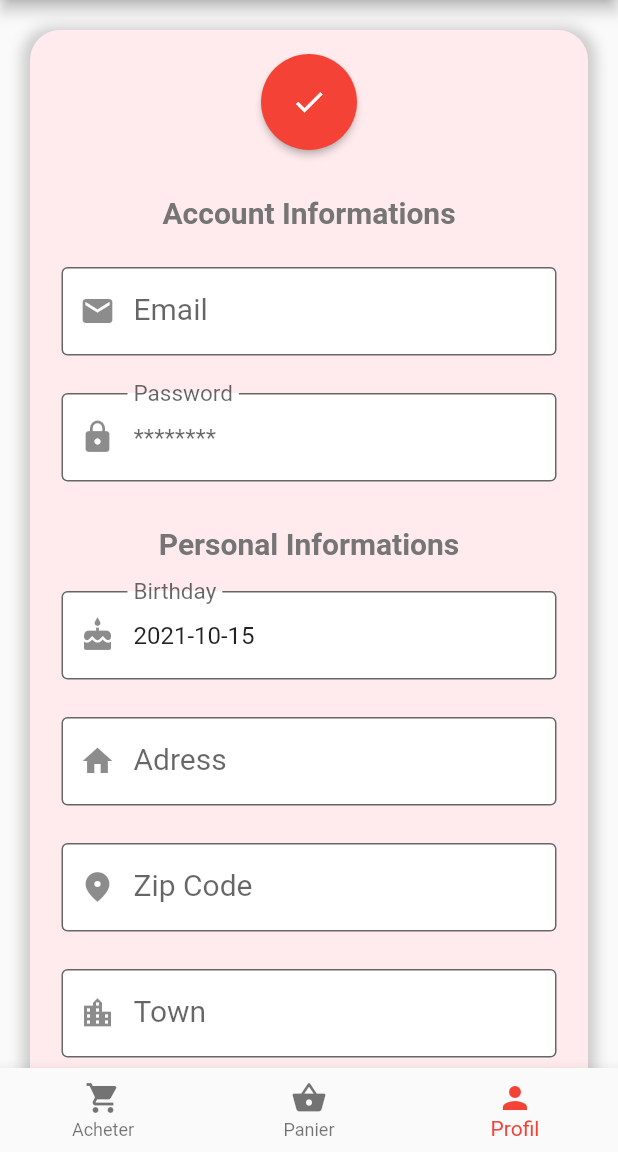
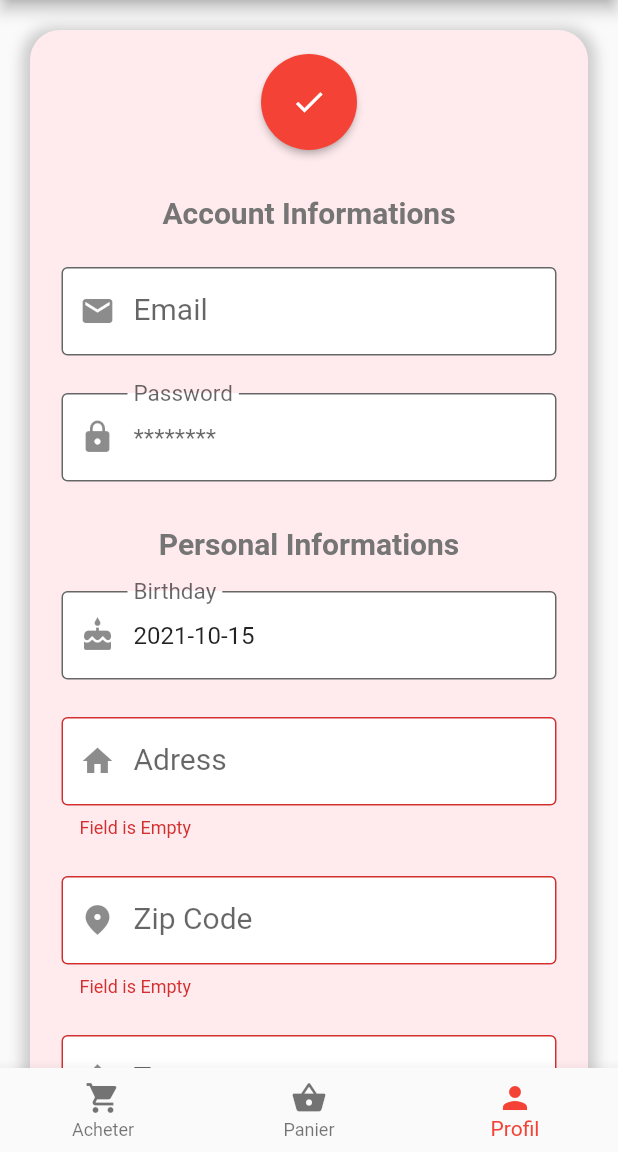
Before and after one commit to JBLOGNON/MIAGED-Flutter-Project-, a Flutter app: the HomePage screen opened directly, item 3 of the bottom bar chosen, after a tap on the "create" icon, on a phone screen of 412 x 824 dp, the part 84-1236 px from its top. Run offline on Flutter 3.47's test engine with Material 2 defaults, Android fonts, the phone set to English and light mode, and no system bars; our stand-ins replace cloud_firestore, firebase_auth, firebase_core; accounts and stored records are empty.

Commit message:
Fin MVP "Profile" + debut MVP "Achat"

```diff
--- a/lib/navigation/acheter.dart
+++ b/lib/navigation/acheter.dart
@@ -1,10 +1,38 @@
 import 'package:flutter/material.dart';
 
-class Acheter extends StatelessWidget {
+class Acheter extends StatefulWidget {
   const Acheter({Key? key}) : super(key: key);
 
   @override
+  __AcheterState createState() => __AcheterState();
+}
+
+class __AcheterState extends State<Acheter> {
+  @override
   Widget build(BuildContext context) {
-    return const Center(child: Text("Acheter"));
+    return GridView.count(
+      crossAxisCount: 1,
+      childAspectRatio: 2,
+      children: List.generate(50, (index) {
+        return Container(
+          padding: const EdgeInsets.all(16.0),
+          margin: const EdgeInsets.only(
+              top: 20.0, bottom: 15.0, left: 20.0, right: 20.0),
+          decoration: BoxDecoration(
+            borderRadius: BorderRadius.circular(20),
+            color: Colors.white,
+            boxShadow: [
+              BoxShadow(
+                color: Colors.grey.withOpacity(0.5),
+                spreadRadius: 5,
+                blurRadius: 7,
+                offset: const Offset(0, 3),
+              ),
+            ],
+          ),
+          //child: Card(),
+        );
+      }),
+    );
   }
 }
--- a/lib/navigation/home_page.dart
+++ b/lib/navigation/home_page.dart
@@ -25,7 +25,6 @@ class _HomePageState extends State<HomePage> {
   @override
   Widget build(BuildContext context) {
     return Scaffold(
-      resizeToAvoidBottomInset: false,
       appBar: AppBar(
         centerTitle: true,
         title: const Text("Miaged",
--- a/lib/navigation/profil.dart
+++ b/lib/navigation/profil.dart
@@ -2,6 +2,7 @@ import 'package:fake_vinted_app/navigation/login_page.dart';
 import 'package:firebase_auth/firebase_auth.dart';
 import 'package:cloud_firestore/cloud_firestore.dart';
 import 'package:flutter/material.dart';
+import 'package:flutter/services.dart';
 import 'package:intl/intl.dart';
 
 class Profil extends StatefulWidget {
@@ -13,6 +14,8 @@ class Profil extends StatefulWidget {
 
 class __ProfilState extends State<Profil> {
   bool profilEdit = false;
+
+  final _formKey = GlobalKey<FormState>();
 
   TextEditingController emailController = TextEditingController();
   TextEditingController passwordController = TextEditingController();
@@ -44,7 +47,6 @@ class __ProfilState extends State<Profil> {
       margin: const EdgeInsets.all(20.0),
       decoration: BoxDecoration(
         borderRadius: BorderRadius.circular(20),
-        //border: Border.all(color: Colors.red, width: 0.5),
         color: Colors.red[50],
         boxShadow: [
           BoxShadow(
@@ -55,17 +57,10 @@ class __ProfilState extends State<Profil> {
           ),
         ],
       ),
-      //child: SingleChildScrollView(
-      child: Column(
-        children: <Widget>[
-          Container(
       child: Column(
         children: <Widget>[
           _buildModificationButton(),
           _buildInformationField(),
-              ],
-            ),
-          ),
           Container(
             child: Column(
               children: <Widget>[
@@ -75,7 +70,6 @@ class __ProfilState extends State<Profil> {
           ),
         ],
       ),
-      //),
     );
   }
 
@@ -90,8 +84,10 @@ class __ProfilState extends State<Profil> {
                 if (profilEdit == false) {
                   profilEdit = true;
                 } else {
+                  if (_formKey.currentState!.validate()) {
                     saveProfilInformationToFirebase();
                     profilEdit = false;
+                  }
                 }
               });
             },
@@ -137,6 +133,11 @@ class __ProfilState extends State<Profil> {
         return Container(
           child: Column(
             children: <Widget>[
+              Form(
+                key: _formKey,
+                autovalidateMode: AutovalidateMode.always,
+                child: Column(
+                  children: [
                     const Padding(
                       padding: EdgeInsets.only(top: 15.0, bottom: 20.0),
                       child: Text(
@@ -150,7 +151,7 @@ class __ProfilState extends State<Profil> {
                     Container(
                       padding: const EdgeInsets.only(
                           top: 5.0, bottom: 20.0, left: 5.0, right: 5.0),
-                child: TextField(
+                      child: TextFormField(
                         controller: emailController,
                         readOnly: true,
                         decoration: const InputDecoration(
@@ -166,7 +167,7 @@ class __ProfilState extends State<Profil> {
                     Container(
                       padding: const EdgeInsets.only(
                           top: 5.0, bottom: 20.0, left: 5.0, right: 5.0),
-                child: TextField(
+                      child: TextFormField(
                         controller: passwordController,
                         enabled: profilEdit,
                         obscureText: true,
@@ -195,9 +196,18 @@ class __ProfilState extends State<Profil> {
                     Container(
                       padding: const EdgeInsets.only(
                           top: 5.0, bottom: 20.0, left: 5.0, right: 5.0),
-                child: TextField(
+                      child: TextFormField(
                         controller: anniversaireController,
                         enabled: profilEdit,
+                        validator: (value) {
+                          RegExp regexDate = RegExp(
+                              r'^\d{4}\-(0?[1-9]|1[012])\-(0?[1-9]|[12][0-9]|3[01])$');
+                          if (value!.isEmpty) {
+                            return "Field is Empty";
+                          } else if (!regexDate.hasMatch(value)) {
+                            return "Invalid date format";
+                          }
+                        },
                         decoration: const InputDecoration(
                           prefixIcon: Icon(Icons.cake),
                           border: OutlineInputBorder(),
@@ -225,9 +235,14 @@ class __ProfilState extends State<Profil> {
                     Container(
                       padding: const EdgeInsets.only(
                           top: 5.0, bottom: 20.0, left: 5.0, right: 5.0),
-                child: TextField(
+                      child: TextFormField(
                         controller: adresseController,
                         enabled: profilEdit,
+                        validator: (value) {
+                          if (value!.isEmpty) {
+                            return "Field is Empty";
+                          }
+                        },
                         decoration: const InputDecoration(
                           prefixIcon: Icon(Icons.home),
                           border: OutlineInputBorder(),
@@ -241,10 +256,18 @@ class __ProfilState extends State<Profil> {
                     Container(
                       padding: const EdgeInsets.only(
                           top: 5.0, bottom: 20.0, left: 5.0, right: 5.0),
-                child: TextField(
+                      child: TextFormField(
                         controller: zipCodeController,
                         enabled: profilEdit,
                         keyboardType: TextInputType.number,
+                        inputFormatters: [
+                          FilteringTextInputFormatter.digitsOnly
+                        ],
+                        validator: (value) {
+                          if (value!.isEmpty) {
+                            return "Field is Empty";
+                          }
+                        },
                         decoration: const InputDecoration(
                           prefixIcon: Icon(Icons.fmd_good),
                           border: OutlineInputBorder(),
@@ -258,9 +281,14 @@ class __ProfilState extends State<Profil> {
                     Container(
                       padding: const EdgeInsets.only(
                           top: 5.0, bottom: 20.0, left: 5.0, right: 5.0),
-                child: TextField(
+                      child: TextFormField(
                         controller: villeController,
                         enabled: profilEdit,
+                        validator: (value) {
+                          if (value!.isEmpty) {
+                            return "Field is Empty";
+                          }
+                        },
                         decoration: const InputDecoration(
                           prefixIcon: Icon(Icons.location_city),
                           border: OutlineInputBorder(),
@@ -269,6 +297,9 @@ class __ProfilState extends State<Profil> {
                           labelText: 'Town',
                           labelStyle: TextStyle(fontSize: 20),
                         ),
+                      ),
+                    ),
+                  ],
                 ),
               ),
             ],
@@ -352,21 +383,21 @@ class __ProfilState extends State<Profil> {
     if (passwordController.text != '') {
       try {
         await currentUser!.updatePassword(passwordController.text);
-        showMyDialog('Your password has successfully been updated.');
+        showMyDialog(
+            "Congratulation", 'Your password has successfully been updated.');
       } catch (e) {
-        // ignore: avoid_print
-        print(e);
+        showMyDialog("Error", e.toString());
       }
     }
   }
 
-  Future<void> showMyDialog(String errorText) async {
+  Future<void> showMyDialog(String typeReturn, String errorText) async {
     return showDialog<void>(
       context: context,
       barrierDismissible: false,
       builder: (BuildContext context) {
         return AlertDialog(
-          title: const Text('Congratulation'),
+          title: Text(typeReturn),
           content: SingleChildScrollView(
             child: ListBody(
               children: <Widget>[
--- a/lib/navigation/register_page.dart
+++ b/lib/navigation/register_page.dart
@@ -63,7 +63,7 @@ class _RegisterPageState extends State<RegisterPage> {
             child: TextField(
               controller: _email,
               decoration: InputDecoration(
-                prefixIcon: Icon(Icons.person),
+                prefixIcon: const Icon(Icons.person),
                 labelText: 'Email',
                 enabledBorder: OutlineInputBorder(
                   borderSide: const BorderSide(width: 3, color: Colors.red),
@@ -81,14 +81,14 @@ class _RegisterPageState extends State<RegisterPage> {
             child: TextField(
               controller: _password,
               decoration: InputDecoration(
-                prefixIcon: Icon(Icons.lock),
+                prefixIcon: const Icon(Icons.lock),
                 suffixIcon: IconButton(
                   onPressed: () {
                     setState(() {
                       hidePassword = !hidePassword;
                     });
                   },
-                  icon: Icon(Icons.visibility),
+                  icon: const Icon(Icons.visibility),
                 ),
                 labelText: 'Password',
                 enabledBorder: OutlineInputBorder(
@@ -108,14 +108,14 @@ class _RegisterPageState extends State<RegisterPage> {
             child: TextField(
               controller: _passwordConfirmation,
               decoration: InputDecoration(
-                prefixIcon: Icon(Icons.lock),
+                prefixIcon: const Icon(Icons.lock),
                 suffixIcon: IconButton(
                   onPressed: () {
                     setState(() {
                       hideConfirmPassword = !hideConfirmPassword;
                     });
                   },
-                  icon: Icon(Icons.visibility),
+                  icon: const Icon(Icons.visibility),
                 ),
                 labelText: 'Confirm Password',
                 enabledBorder: OutlineInputBorder(
```
Lines whose indentation alone changed are shown as unchanged.
